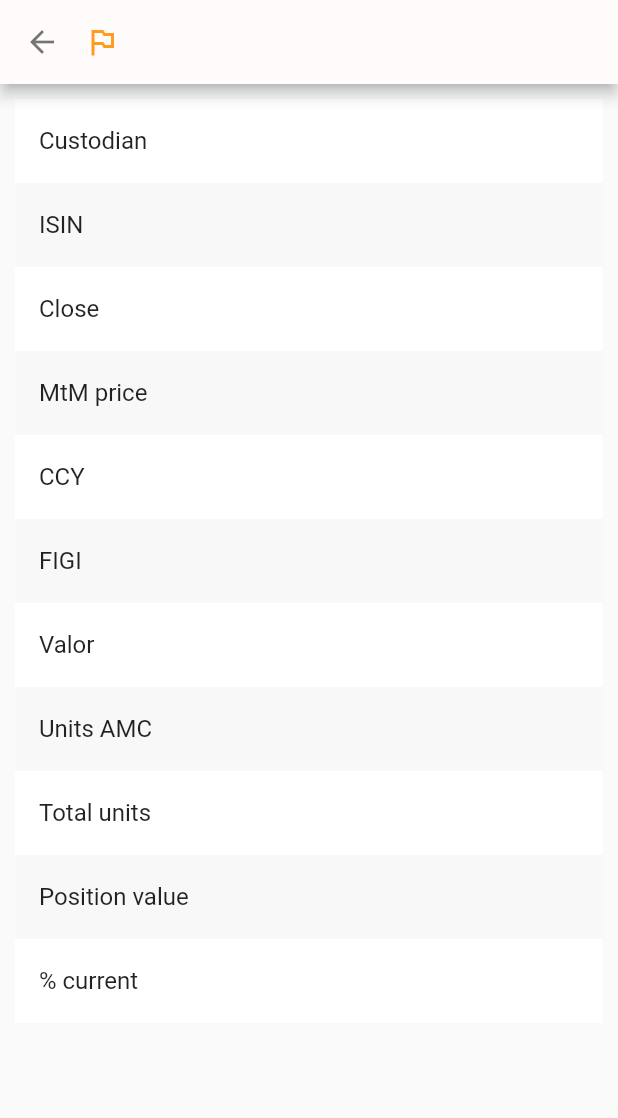
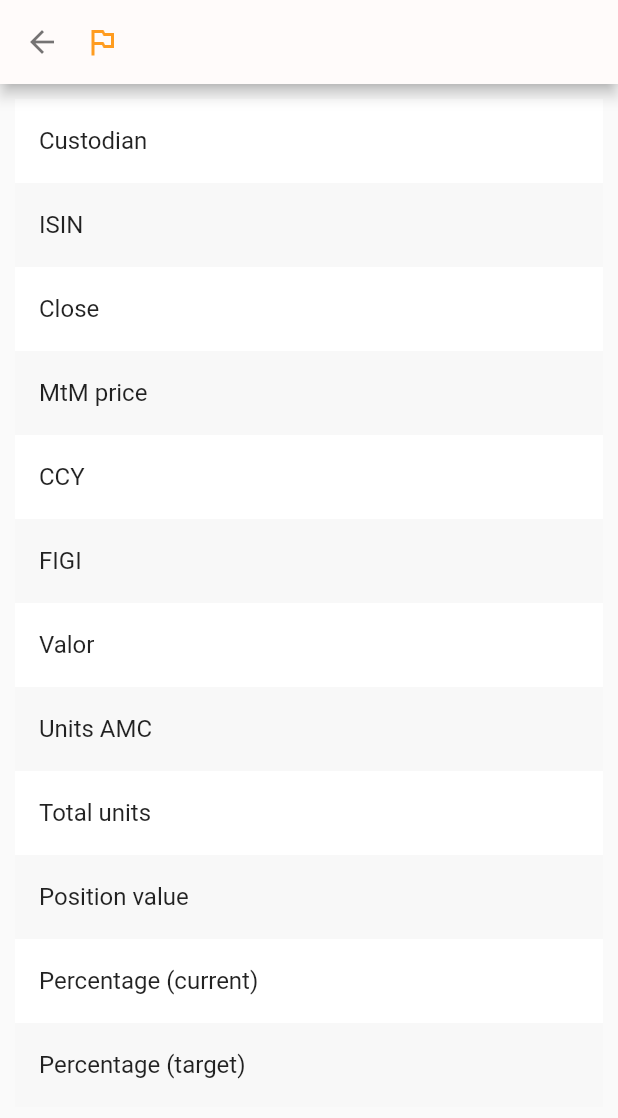
Before and after one commit to s0m3chill/VestrPOC, a Flutter app: the ComponentDetailsScreen screen opened directly with empty values, on a phone screen of 412 x 824 dp. Shown: the top 1118 px of the screen. Run offline on Flutter 3.47's test engine with Material 2 defaults, Android fonts, the phone set to English and light mode, and no system bars; our stand-ins replace charts_flutter, flutter_bloc, getwidget; missing offline and left inert: simple_autocomplete_formfield.

Commit message:
add target % (#4)

```diff
--- a/lib/component_details_screen.dart
+++ b/lib/component_details_screen.dart
@@ -14,7 +14,8 @@ class ComponentDetailsScreen extends StatelessWidget {
     "Units AMC",
     "Total units",
     "Position value",
-    "% current"
+    "Percentage (current)",
+    "Percentage (target)"
   ];
 
   @override
@@ -32,7 +33,8 @@ class ComponentDetailsScreen extends StatelessWidget {
     propMap["Units AMC"] = component.unitsPerAmc;
     propMap["Total units"] = component.totalUnits;
     propMap["Position value"] = component.positionValue;
-    propMap["% current"] = component.percentCurrent;
+    propMap["Percentage (current)"] = component.percentCurrent;
+    propMap["Percentage (target)"] = component.percentTarget;
     propMap["Valor"] = component.valor;
 
     return Scaffold(
```
Also changed, not shown: lib/product_overview_screen.dart (+17 -5 lines), lib/products_screen.dart (+10 -4 lines).
